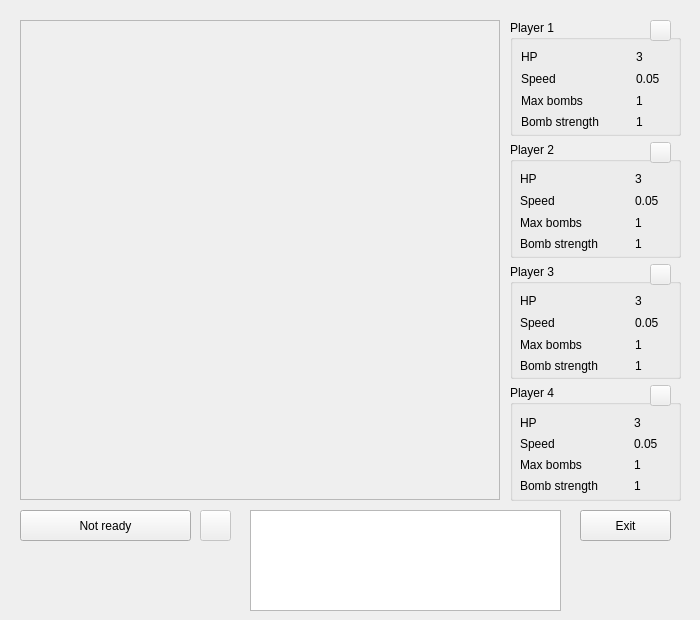
HelenaMaslowska/bombs-online, file Game/skproject/game.ui: the form before one commit.
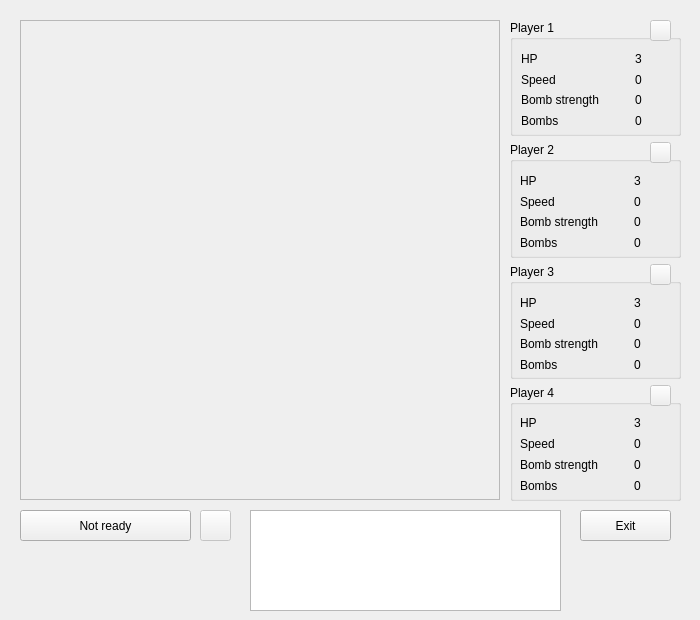
The form after the commit.

Commit message: modify names on right and switch pos x y

Patch:
```diff
--- a/Game/skproject/game.ui
+++ b/Game/skproject/game.ui
@@ -45,7 +45,7 @@
        </property>
        <layout class="QHBoxLayout" name="p1" stretch="6,2">
         <property name="spacing">
-         <number>6</number>
+         <number>2</number>
         </property>
         <property name="sizeConstraint">
          <enum>QLayout::SetMinimumSize</enum>
@@ -72,14 +72,14 @@
           <item>
            <widget class="QLabel" name="label_2">
             <property name="text">
-             <string>Max bombs</string>
+             <string>Bomb strength</string>
             </property>
            </widget>
           </item>
           <item>
            <widget class="QLabel" name="label">
             <property name="text">
-             <string>Bomb strength</string>
+             <string>Bombs</string>
             </property>
            </widget>
           </item>
@@ -97,21 +97,21 @@
           <item>
            <widget class="QLabel" name="Speed_1">
             <property name="text">
-             <string>0.05</string>
+             <string>0</string>
             </property>
            </widget>
           </item>
           <item>
            <widget class="QLabel" name="MaxBombs_1">
             <property name="text">
-             <string>1</string>
+             <string>0</string>
             </property>
            </widget>
           </item>
           <item>
            <widget class="QLabel" name="StrengthBombs_1">
             <property name="text">
-             <string>1</string>
+             <string>0</string>
             </property>
            </widget>
           </item>
@@ -153,7 +153,7 @@
        </property>
        <layout class="QHBoxLayout" name="p1_2" stretch="6,2">
         <property name="spacing">
-         <number>6</number>
+         <number>2</number>
         </property>
         <property name="sizeConstraint">
          <enum>QLayout::SetMinimumSize</enum>
@@ -180,14 +180,14 @@
           <item>
            <widget class="QLabel" name="label_6">
             <property name="text">
-             <string>Max bombs</string>
+             <string>Bomb strength</string>
             </property>
            </widget>
           </item>
           <item>
            <widget class="QLabel" name="label_7">
             <property name="text">
-             <string>Bomb strength</string>
+             <string>Bombs</string>
             </property>
            </widget>
           </item>
@@ -205,21 +205,21 @@
           <item>
            <widget class="QLabel" name="Speed_2">
             <property name="text">
-             <string>0.05</string>
+             <string>0</string>
             </property>
            </widget>
           </item>
           <item>
            <widget class="QLabel" name="MaxBombs_2">
             <property name="text">
-             <string>1</string>
+             <string>0</string>
             </property>
            </widget>
           </item>
           <item>
            <widget class="QLabel" name="StrengthBombs_2">
             <property name="text">
-             <string>1</string>
+             <string>0</string>
             </property>
            </widget>
           </item>
@@ -261,7 +261,7 @@
        </property>
        <layout class="QHBoxLayout" name="p1_3" stretch="6,2">
         <property name="spacing">
-         <number>6</number>
+         <number>2</number>
         </property>
         <property name="sizeConstraint">
          <enum>QLayout::SetMinimumSize</enum>
@@ -288,14 +288,14 @@
           <item>
            <widget class="QLabel" name="label_10">
             <property name="text">
-             <string>Max bombs</string>
+             <string>Bomb strength</string>
             </property>
            </widget>
           </item>
           <item>
            <widget class="QLabel" name="label_11">
             <property name="text">
-             <string>Bomb strength</string>
+             <string>Bombs</string>
             </property>
            </widget>
           </item>
@@ -313,21 +313,21 @@
           <item>
            <widget class="QLabel" name="Speed_3">
             <property name="text">
-             <string>0.05</string>
+             <string>0</string>
             </property>
            </widget>
           </item>
           <item>
            <widget class="QLabel" name="MaxBombs_3">
             <property name="text">
-             <string>1</string>
+             <string>0</string>
             </property>
            </widget>
           </item>
           <item>
            <widget class="QLabel" name="StrengthBombs_3">
             <property name="text">
-             <string>1</string>
+             <string>0</string>
             </property>
            </widget>
           </item>
@@ -399,14 +399,14 @@
           <item>
            <widget class="QLabel" name="label_14">
             <property name="text">
-             <string>Max bombs</string>
+             <string>Bomb strength</string>
             </property>
            </widget>
           </item>
           <item>
            <widget class="QLabel" name="label_15">
             <property name="text">
-             <string>Bomb strength</string>
+             <string>Bombs</string>
             </property>
            </widget>
           </item>
@@ -427,21 +427,21 @@
           <item>
            <widget class="QLabel" name="Speed_4">
             <property name="text">
-             <string>0.05</string>
+             <string>0</string>
             </property>
            </widget>
           </item>
           <item>
            <widget class="QLabel" name="MaxBombs_4">
             <property name="text">
-             <string>1</string>
+             <string>0</string>
             </property>
            </widget>
           </item>
           <item>
            <widget class="QLabel" name="StrengthBombs_4">
             <property name="text">
-             <string>1</string>
+             <string>0</string>
             </property>
            </widget>
           </item>
```
The commit also changes 2 other files.
